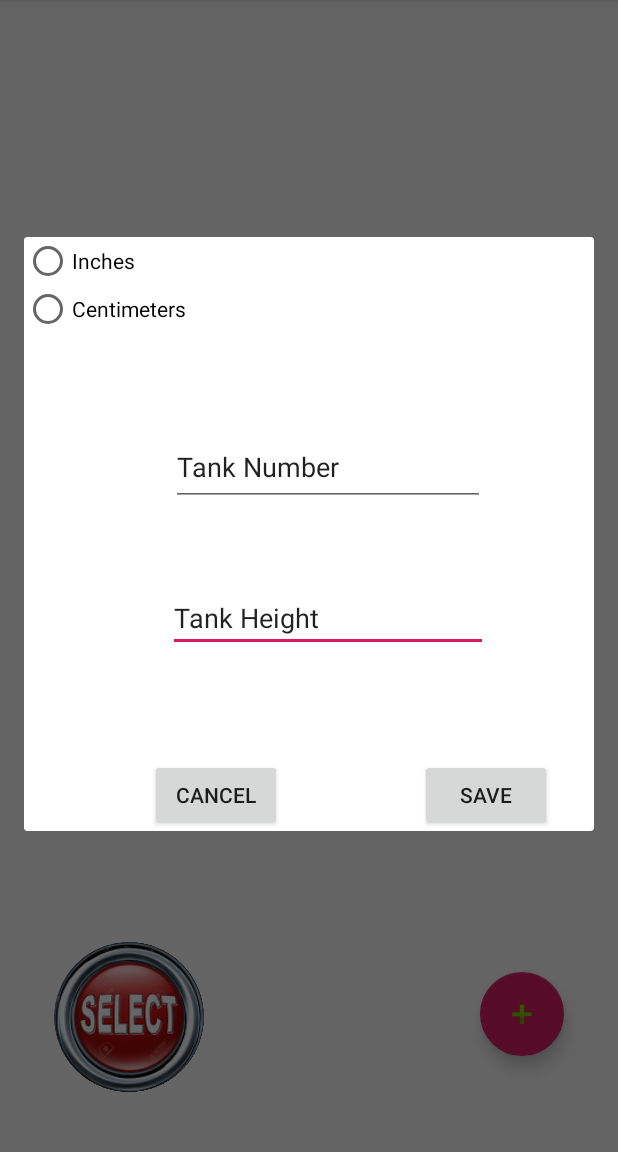
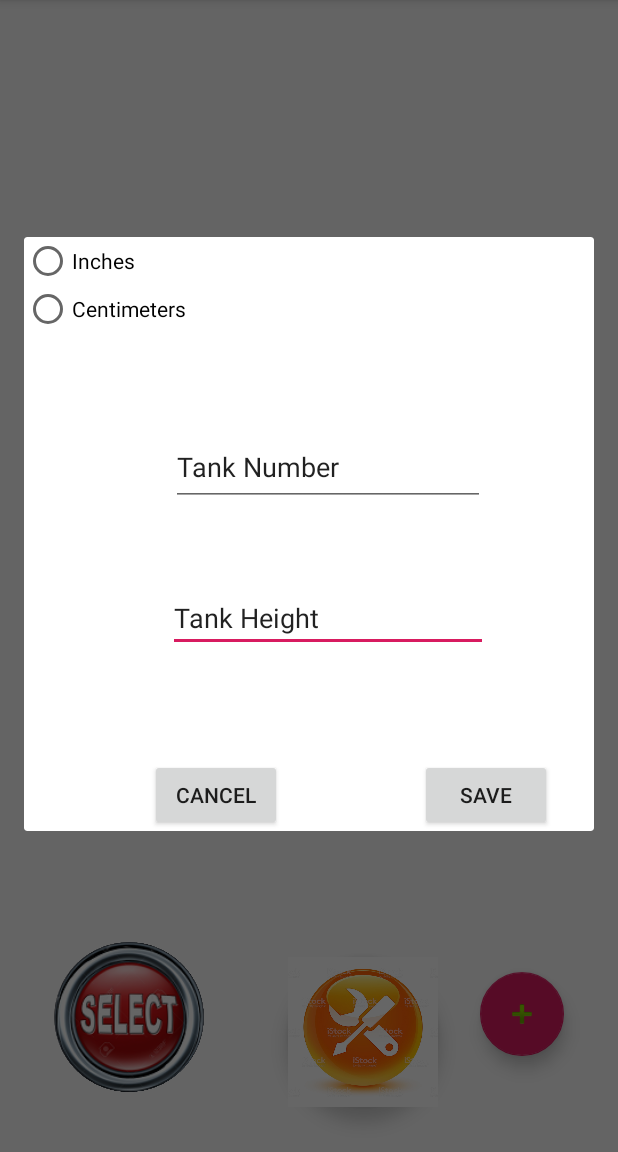
Before and after one commit to ELBAHLOULZIAD/minicap, an Android app: the screen it shows after launch (MainActivity), after a tap on an icon or button, on a phone screen of 412 x 824 dp, the part 84-1236 px from its top. Run offline under Robolectric (Android 15) with nearby library versions, the light colour scheme and no system bars; our stand-ins replace Firebase (no records; nobody signed in at launch, a user with empty details on screens opened directly); 2 statements that could not run were skipped.

Commit message:
multiple notifications,notification settings. On/off, timer

```diff
--- a/app/build.gradle
+++ b/app/build.gradle
@@ -24,6 +24,7 @@ dependencies {
     implementation 'androidx.appcompat:appcompat:1.0.2'
     implementation 'androidx.constraintlayout:constraintlayout:1.1.3'
     implementation 'com.google.firebase:firebase-database:16.0.4'
+    implementation 'androidx.legacy:legacy-support-v4:1.0.0'
     testImplementation 'junit:junit:4.12'
     androidTestImplementation 'androidx.test.ext:junit:1.1.0'
     androidTestImplementation 'androidx.test.espresso:espresso-core:3.1.1'
--- a/app/src/main/AndroidManifest.xml
+++ b/app/src/main/AndroidManifest.xml
@@ -3,6 +3,8 @@
     package="com.example.database">
 
     <uses-permission android:name="android.permission.ACCESS_NETWORK_STATE" />
+    <uses-permission android:name="android.permission.VIBRATE" />
+    <uses-permission android:name="android.permission.ACCESS_NOTIFICATION_POLICY" />
 
     <application
         android:allowBackup="true"
@@ -11,7 +13,7 @@
         android:roundIcon="@mipmap/ic_launcher_round"
         android:supportsRtl="true"
         android:theme="@style/AppTheme">
-        <activity android:name=".selecttank"></activity>
+        <activity android:name=".selecttank" />
         <activity android:name=".tankview" />
         <activity android:name=".MainActivity">
             <intent-filter>
--- a/app/src/main/java/com/example/database/MainActivity.java
+++ b/app/src/main/java/com/example/database/MainActivity.java
@@ -1,15 +1,18 @@
 
 package com.example.database;
 
-import androidx.annotation.NonNull;
-import androidx.appcompat.app.AppCompatActivity;
-
+import android.app.Notification;
+import android.app.NotificationChannel;
+import android.app.NotificationManager;
 import android.content.Context;
 import android.content.Intent;
+import android.graphics.Color;
 import android.net.ConnectivityManager;
 import android.net.NetworkInfo;
+import android.os.Build;
 import android.os.Bundle;
 import android.os.Handler;
+import android.text.Editable;
 import android.view.Menu;
 import android.view.MenuInflater;
 import android.view.MenuItem;
@@ -19,6 +22,11 @@ import android.widget.ArrayAdapter;
 import android.widget.Button;
 import android.widget.ListView;
 import android.widget.Toast;
+
+import androidx.annotation.NonNull;
+import androidx.annotation.RequiresApi;
+import androidx.appcompat.app.AppCompatActivity;
+import androidx.core.app.NotificationCompat;
 
 import com.example.database.database.DatabaseHelper;
 import com.google.android.material.floatingactionbutton.FloatingActionButton;
@@ -32,8 +40,10 @@ import java.text.DecimalFormat;
 import java.util.ArrayList;
 import java.util.List;
 
-public class MainActivity extends AppCompatActivity {
-    Integer imgid[]={R.drawable.loft,R.drawable.sintex,R.drawable.loft};
+//import static androidx.core.app.NotificationCompat.Builder;
+
+public class MainActivity extends AppCompatActivity  {
+    Integer imgid[] = {R.drawable.loft, R.drawable.sintex, R.drawable.loft};
 
     /**
      * added by Osama for cloud-app connection
@@ -49,6 +59,17 @@ public class MainActivity extends AppCompatActivity {
     Integer waterLevel;
     static Integer prev;
 
+
+
+     int noti = 1;//notification default value is false
+        int id=1;
+        int swt=0;
+    Editable notifi;
+int ref=10000;//default value for notification recurrence
+    private NotificationManager mNotifyManager;
+    private Notification.Builder mBuilder;
+
+
     /**
      * .......................................
      **/
@@ -57,19 +78,23 @@ public class MainActivity extends AppCompatActivity {
 
     protected FloatingActionButton actionbutton;
     protected Button selectbutton;
+    protected FloatingActionButton actionbutton2;
+
     ArrayList<String> tanksListtext = new ArrayList<>();//array to list tanks in cm's
     ArrayList<String> tanksListtextinch = new ArrayList<>();//array to list tanks in inches
     int e = 0;
 
+    @RequiresApi(api = Build.VERSION_CODES.LOLLIPOP)
     @Override
     protected void onCreate(Bundle savedInstanceState) {
         super.onCreate(savedInstanceState);
         setContentView(R.layout.activity_main);
 
+
         listviewitems = findViewById(R.id.listviewitems);
         actionbutton = findViewById(R.id.actionbutton);
         selectbutton = findViewById(R.id.selectbutton);
-
+        actionbutton2 = findViewById(R.id.actionbutton2);
         selectbutton.setOnClickListener(new View.OnClickListener() {
                                             @Override
                                             public void onClick(View v) {
@@ -77,8 +102,6 @@ public class MainActivity extends AppCompatActivity {
                                             }
                                         }
         );
-
-
 
         actionbutton.setOnClickListener(new View.OnClickListener() {
             @Override
@@ -90,8 +113,18 @@ public class MainActivity extends AppCompatActivity {
 
 
         });
+        actionbutton2.setOnClickListener(new View.OnClickListener() {
+            @Override
+            public void onClick(View v) {//once insert button is clicked it runs a new fragment called insert tank frag.
 
+                confnoti dialog = new confnoti();
+                dialog.show(getSupportFragmentManager(), "Config");
+            }
+
+
+        });
         loadlistview();
+       timerz();
         listviewitems.setOnItemClickListener(new AdapterView.OnItemClickListener() {
             @Override
             public void onItemClick(AdapterView<?> parent, View view, int position, long id) {//the selection from listview, once you click on any tank
@@ -107,14 +140,20 @@ public class MainActivity extends AppCompatActivity {
         });
 
 
+
+
+
+
+
     }
 
     ;
 
-    public void openactivityselect(){
-        Intent intent= new Intent(this, selecttank.class);
-        startActivity(intent);}
+    public void openactivityselect() {
+        Intent intent = new Intent(this, selecttank.class);
 
+        startActivity(intent);
+    }
 
 
     public boolean onCreateOptionsMenu(Menu menu) {//creates the drop down menu with the item for conversion
@@ -123,6 +162,7 @@ public class MainActivity extends AppCompatActivity {
         return true;
 
     }
+
 
     public boolean onOptionsItemSelected(@NonNull MenuItem item1) {
         if (item1.isEnabled() & e == 1) { //whenever the value is 1, it means that its number and convert it to letters by calling the arraygrade that is inserted into arrayadapter
@@ -150,12 +190,11 @@ public class MainActivity extends AppCompatActivity {
 //listing all tanks
         final List<Tank> tanks = dbHelper.getAllTanks();
 
-
         /** added by Osama for cloud-app connection **/
         int check;
         check = isOnline();
-        Toast.makeText(this, "The connection is " + check, Toast.LENGTH_LONG).show();
-        if (check ==1) {
+        //Toast.makeText(this, "The connection is " + check, Toast.LENGTH_LONG).show();
+        if (check == 1) {
             refChild.addValueEventListener(new ValueEventListener() {
                 @Override
                 public void onDataChange(@NonNull DataSnapshot dataSnapshot) {
@@ -168,10 +207,7 @@ public class MainActivity extends AppCompatActivity {
                         String temp = "";
                         String temp2 = "";
                         temp += tanks.get(i).getTitle() + "\n";
-
-
                         temp2 += tanks.get(i).getTitle() + "\n";
-
                         double y = Double.parseDouble(String.valueOf(tanks.get(i).getCode()));
                         double d = ((y - waterLevel)); // added by Osama for cloud-app connection
                         double z = y * 0.393701;
@@ -184,13 +220,13 @@ public class MainActivity extends AppCompatActivity {
                             temp += "The level of water available is: " + 0 + "%";
                             temp2 += "The level of water available is: " + 0 + "%";
                         }
-
-
                         tanksListtext.add(temp);
                         tanksListtextinch.add(temp2);
-
+                    if(((d / y) * 100<20) && noti==0 && swt==1)
+                { addNotification(tanks.get(i).getTitle());}
                     }
-                prev=waterLevel;}
+                    prev = waterLevel;
+                }
 
                 @Override
                 public void onCancelled(@NonNull DatabaseError databaseError) {
@@ -207,21 +243,19 @@ public class MainActivity extends AppCompatActivity {
             if (e == 1)
                 e = 0;
 
+        } else if (check == 0) {
+            Toast.makeText(this, "waterlevel saved is " + prev, Toast.LENGTH_LONG).show();
+            if (prev == null)//running the app for the first time, we will assume that the sensor is reading 0
+            {
+                prev = 0;
             }
-         else if(check==0){
-            Toast.makeText(this, "waterlevel saved is " + prev, Toast.LENGTH_LONG).show();
-            if(prev==null)//running the app for the first time, we will assume that the sensor is reading 0
-            {prev=0;}
             tanksListtext.clear();
             tanksListtextinch.clear();
             for (int i = 0; i < tanks.size(); i++) {
                 String temp = "";
                 String temp2 = "";
                 temp += tanks.get(i).getTitle() + "\n";
-
-
                 temp2 += tanks.get(i).getTitle() + "\n";
-
                 double y = Double.parseDouble(String.valueOf(tanks.get(i).getCode()));
                 double d = ((y - prev));
                 double z = y * 0.393701;
@@ -238,7 +272,8 @@ public class MainActivity extends AppCompatActivity {
 
                 tanksListtext.add(temp);
                 tanksListtextinch.add(temp2);
-
+                if(((d / y) * 100<20) && noti==0 && swt==1)
+                { addNotification(tanks.get(i).getTitle());}
             }
 
 
@@ -250,6 +285,8 @@ public class MainActivity extends AppCompatActivity {
                 e = 0;
 
         }
+
+
     }
 
 
@@ -260,13 +297,12 @@ public class MainActivity extends AppCompatActivity {
                 getSystemService(Context.CONNECTIVITY_SERVICE);
         NetworkInfo activeInfo = connMgr.getActiveNetworkInfo();
 
-        if (activeInfo != null && activeInfo.isConnected()){ //connected with either mobile or wifi
+        if (activeInfo != null && activeInfo.isConnected()) { //connected with either mobile or wifi
             wifiConnected = activeInfo.getType() == ConnectivityManager.TYPE_WIFI;
             mobileConnected = activeInfo.getType() == ConnectivityManager.TYPE_MOBILE;
-            if (wifiConnected){ //wifi connected
+            if (wifiConnected) { //wifi connected
                 return 1;
-            }
-            else if (mobileConnected){ //mobile data connected
+            } else if (mobileConnected) { //mobile data connected
 
                 return 1;
             }
@@ -275,15 +311,65 @@ public class MainActivity extends AppCompatActivity {
         return 0;
     }
 
+    private void addNotification(String name) {
+
+                NotificationManager notificationManager = (NotificationManager) getSystemService(Context.NOTIFICATION_SERVICE);
+                String NOTIFICATION_CHANNEL_ID = "my_channel_id_01";
+
+                if (Build.VERSION.SDK_INT >= Build.VERSION_CODES.O) {
+                    NotificationChannel notificationChannel = new NotificationChannel(NOTIFICATION_CHANNEL_ID, "My Notifications", NotificationManager.IMPORTANCE_HIGH);
+
+                    // Configure the notification channel.
+                    notificationChannel.setDescription("Channel description");
+                    notificationChannel.enableLights(true);
+                    notificationChannel.setLightColor(Color.RED);
+                    notificationChannel.setVibrationPattern(new long[]{0, 1000, 500, 1000});
+                    notificationChannel.enableVibration(true);
+                    notificationManager.createNotificationChannel(notificationChannel);
+                }
 
 
-            //refresh function
-private void refresh (int milliseconds)
-{ final Handler handler= new Handler();
-final Runnable runnable= new Runnable(){
+                NotificationCompat.Builder notificationBuilder = new NotificationCompat.Builder(this, NOTIFICATION_CHANNEL_ID);
+
+                notificationBuilder.setAutoCancel(true)
+                        //.setDefaults(Notification.DEFAULT_ALL)
+                        .setWhen(System.currentTimeMillis())
+                        .setSmallIcon(R.drawable.alert)
+                        .setTicker("Hearty365")
+                        //     .setPriority(Notification.PRIORITY_MAX)
+                        .setContentTitle("Tank Level Notification")
+                        .setContentText("The Level of water in "+name+" is  too low.")
+                        .setContentInfo("Info");
+
+                notificationManager.notify(/*notification id*/id, notificationBuilder.build());
+                id++;
+            }
+
+
+
+
+
+
+    protected void timerz() {
+        if (noti == 0)
+        {noti = 1;
+        id=1;
+            refresh2(ref);}//20000 equivalent to 108seconds:The conversion from sec to milli is 172.4137931
+      else if(noti==1)
+        {noti=0;
+        id=1;
+        refresh2(2000);}
+    }
+
+
+    private void refresh2(int milliseconds) {
+        final Handler handler = new Handler();
+        final Runnable runnable = new Runnable() {
             @Override
-    public void run()
-    {loadlistview();}
+            public void run() {
+                timerz();
+
+            }
         };
         handler.postDelayed(runnable, milliseconds);
 
@@ -294,4 +380,20 @@ handler.postDelayed(runnable, milliseconds);
 
 
 
+    //refresh function
+    private void refresh(int milliseconds) {
+        final Handler handler = new Handler();
+        final Runnable runnable = new Runnable() {
+            @Override
+            public void run() {
+                loadlistview();
+
             }
+        };
+        handler.postDelayed(runnable, milliseconds);
+
+    }
+
+
+
+}
--- a/app/src/main/res/layout-v26/fragment_tank.xml
+++ b/app/src/main/res/layout-v26/fragment_tank.xml
@@ -37,7 +37,6 @@
         android:layout_marginLeft="96dp"
         android:layout_marginTop="52dp"
         android:ems="10"
-
         android:importantForAutofill="no"
         android:inputType="number"
         android:text="Tank Height"
--- a/app/src/main/res/layout/activity_main.xml
+++ b/app/src/main/res/layout/activity_main.xml
@@ -31,14 +31,29 @@
         app:layout_constraintBottom_toBottomOf="parent"
         app:layout_constraintEnd_toStartOf="@+id/actionbutton" />
 
+    <com.google.android.material.floatingactionbutton.FloatingActionButton
+        android:id="@+id/actionbutton2"
+        android:layout_width="100dp"
+        android:layout_height="100dp"
+        android:layout_marginEnd="120dp"
+        android:layout_marginRight="140dp"
+        android:layout_marginBottom="30dp"
+
+        android:foreground="@drawable/settings"
+
+        app:backgroundTint="#0DFFFFFF"
+        app:backgroundTintMode="src_in"
+        app:layout_constraintBottom_toBottomOf="parent"
+        app:layout_constraintEnd_toEndOf="parent" />
+
     <ListView
         android:id="@+id/listviewitems"
         android:layout_width="match_parent"
         android:layout_height="match_parent"
         android:cacheColorHint="#03FFFFFF"
         android:textSize="8sp"
-        tools:layout_editor_absoluteX="-36dp"
-        tools:layout_editor_absoluteY="16dp">
+        tools:layout_editor_absoluteX="-137dp"
+        tools:layout_editor_absoluteY="-94dp">
 
     </ListView>
 
--- a/app/src/main/res/menu/example_menu.xml
+++ b/app/src/main/res/menu/example_menu.xml
@@ -7,4 +7,5 @@
     <item android:id="@+id/item1"
         android:title="Convert from Metric to Imperial"
         app:showAsAction="never"/>
+
 </menu>
--- a/app/src/main/res/values/strings.xml
+++ b/app/src/main/res/values/strings.xml
@@ -1,4 +1,8 @@
 <resources>
     <string name="app_name">database</string>
     <string name="save">Save</string>
+
+
+    <string name="hello_blank_fragment">Hello blank fragment</string>
+    <string name="switch2">Switch</string>
 </resources>
```
Also changed, not shown: app/src/main/java/com/example/database/confnoti.java (added, +125 -0 lines), app/src/main/java/com/example/database/inserttankfrag.java (+2 -5 lines), app/src/main/res/layout-v26/fragment_confnoti.xml (added, +83 -0 lines), app/src/main/res/drawable-v24/alert.png (added), app/src/main/res/drawable-v24/settings.png (added). Lines whose indentation alone changed are shown as unchanged.
